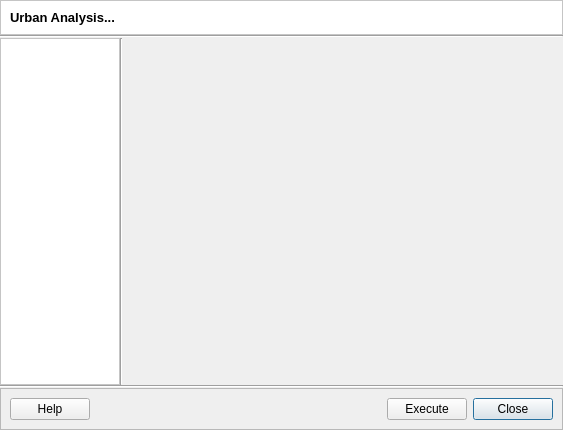
First picture: the form in src/terralib_mod_growth_qt/ui/UrbanAnalysisMainDialogForm.ui, repository ericabreu82/urban_analysis, before the edit.
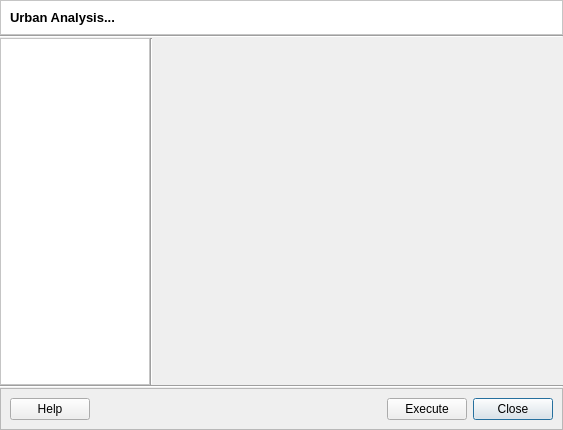
Second picture: the form after the edit.

```diff
--- a/src/terralib_mod_growth_qt/ui/UrbanAnalysisMainDialogForm.ui
+++ b/src/terralib_mod_growth_qt/ui/UrbanAnalysisMainDialogForm.ui
@@ -76,7 +76,7 @@
         <widget class="QFrame" name="m_frame">
          <property name="minimumSize">
           <size>
-           <width>120</width>
+           <width>150</width>
            <height>0</height>
           </size>
          </property>
```
